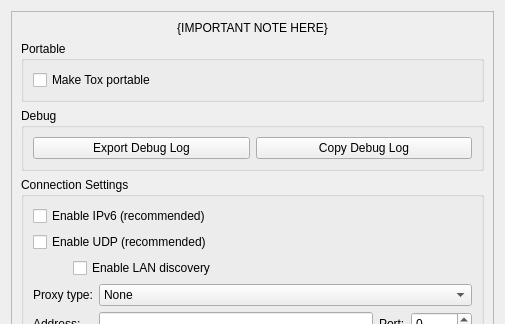
Above: src/widget/form/settings/advancedsettings.ui from qTox/qTox before the change; both pictures show x 0 to 505 and y 0 to 324 of the 505 by 565 pixel window. Below: the same form after it.
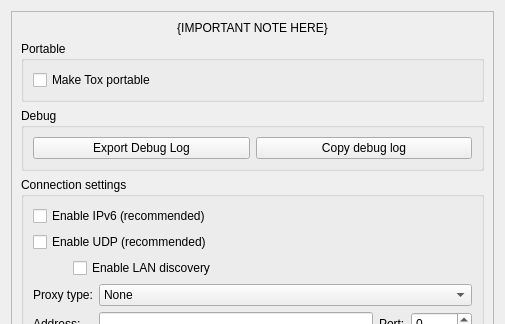
That is the form after the change. Custom widgets are drawn as their Qt base class.

Diff of the .ui file:
```diff
--- a/src/widget/form/settings/advancedsettings.ui
+++ b/src/widget/form/settings/advancedsettings.ui
@@ -83,7 +83,7 @@
           <item>
            <widget class="QPushButton" name="btnCopyDebug">
             <property name="text">
-             <string>Copy Debug Log</string>
+             <string>Copy debug log</string>
             </property>
            </widget>
           </item>
@@ -93,7 +93,7 @@
        <item>
         <widget class="QGroupBox" name="connectionGroup">
          <property name="title">
-          <string>Connection Settings</string>
+          <string>Connection settings</string>
          </property>
          <property name="alignment">
           <set>Qt::AlignLeading|Qt::AlignLeft|Qt::AlignTop</set>
```
Left out of the diff: 2 changed lines with no effect on the pictures.
